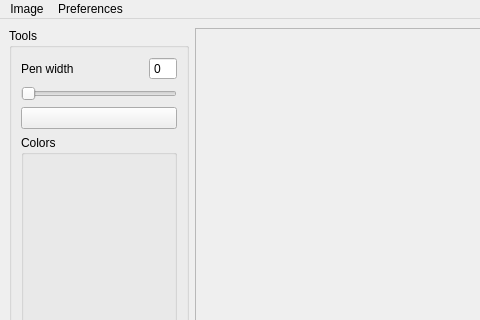
Before: the Qt Designer form Ink/editor.ui in ErnestsEida/project-ink, drawn with Qt 5; both pictures show x 0 to 480 and y 0 to 320 of the 1280 by 720 pixel window.
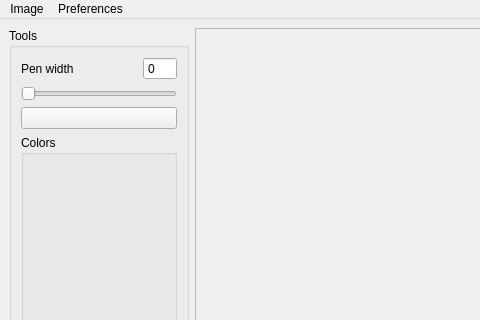
After: the same form once the commit is applied.

```diff
--- a/Ink/editor.ui
+++ b/Ink/editor.ui
@@ -86,13 +86,6 @@
          </property>
         </widget>
        </item>
-       <item row="3" column="0">
-        <widget class="QLabel" name="label">
-         <property name="text">
-          <string>Pen width</string>
-         </property>
-        </widget>
-       </item>
        <item row="5" column="0" colspan="4">
         <widget class="QPushButton" name="colorWheelButton">
          <property name="text">
@@ -100,6 +93,13 @@
          </property>
         </widget>
        </item>
+       <item row="3" column="0" colspan="3">
+        <widget class="QLabel" name="label">
+         <property name="text">
+          <string>Pen width</string>
+         </property>
+        </widget>
+       </item>
       </layout>
      </widget>
     </item>
```
Left out of the diff: 2 changed lines with no effect on the pictures.
